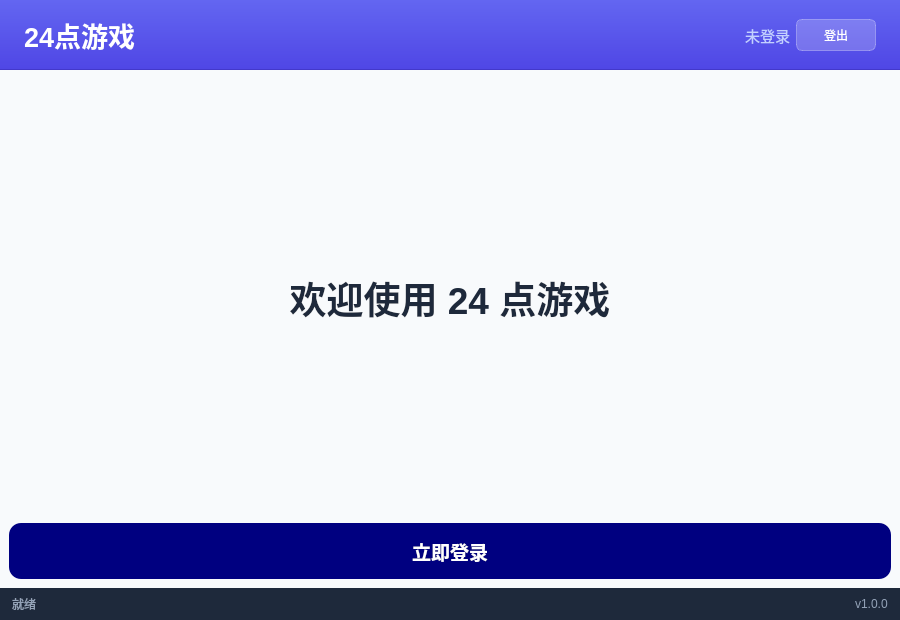
YinHY94/the_24_game, file mainwindow.ui: the form before one commit.
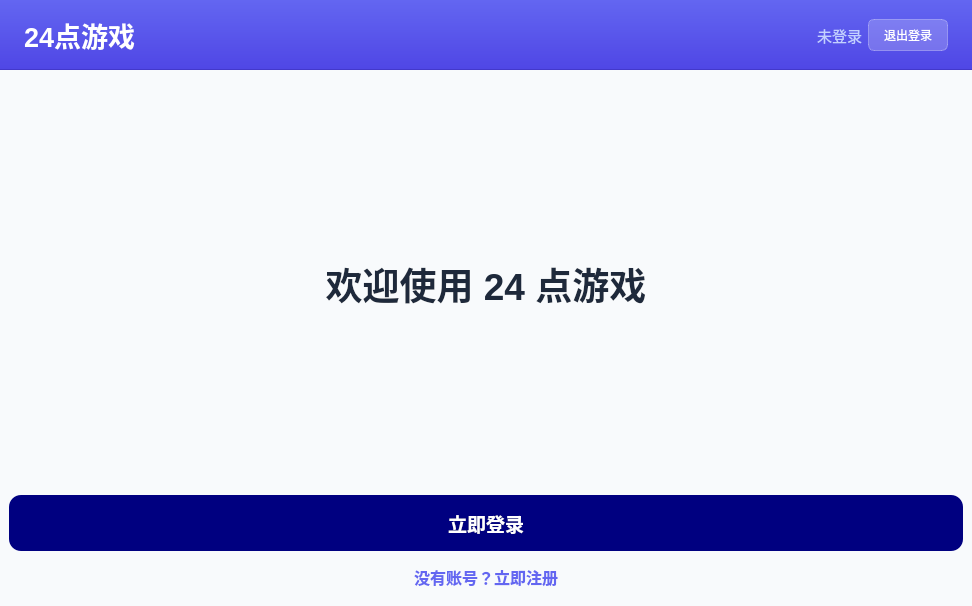
The form after the commit.

```diff
--- a/mainwindow.ui
+++ b/mainwindow.ui
@@ -6,8 +6,8 @@
    <rect>
     <x>0</x>
     <y>0</y>
-    <width>900</width>
-    <height>620</height>
+    <width>972</width>
+    <height>606</height>
    </rect>
   </property>
   <property name="windowTitle">
@@ -130,7 +130,7 @@
           </string>
          </property>
          <property name="text">
-          <string>登出</string>
+          <string>退出登录</string>
          </property>
         </widget>
        </item>
@@ -195,6 +195,55 @@
           </property>
          </widget>
         </item>
+        <item>
+         <widget class="QPushButton" name="registerBtn">
+          <property name="sizePolicy">
+           <sizepolicy hsizetype="Minimum" vsizetype="Fixed">
+            <horstretch>0</horstretch>
+            <verstretch>0</verstretch>
+           </sizepolicy>
+          </property>
+          <property name="minimumSize">
+           <size>
+            <width>0</width>
+            <height>40</height>
+           </size>
+          </property>
+          <property name="font">
+           <font>
+            <pointsize>12</pointsize>
+            <bold>true</bold>
+           </font>
+          </property>
+          <property name="cursor">
+           <cursorShape>PointingHandCursor</cursorShape>
+          </property>
+          <property name="styleSheet">
+           <string notr="true">
+            QPushButton {
+                color: #6366F1;
+                background: transparent;
+                border: none;
+                padding: 8px 16px;
+                border-radius: 6px;
+            }
+            QPushButton:hover {
+                background: rgba(99, 102, 241, 0.1);
+                color: #4F46E5;
+            }
+            QPushButton:pressed {
+                background: rgba(99, 102, 241, 0.2);
+            }
+        </string>
+          </property>
+          <property name="text">
+           <string>没有账号？立即注册</string>
+          </property>
+          <property name="flat">
+           <bool>true</bool>
+          </property>
+         </widget>
+        </item>
        </layout>
       </widget>
       <widget class="QWidget" name="pageMain">
@@ -215,58 +264,6 @@
       </widget>
      </widget>
     </item>
-    <item>
-     <widget class="QFrame" name="frameBottom">
-      <property name="maximumSize">
-       <size>
-        <width>16777215</width>
-        <height>32</height>
-       </size>
-      </property>
-      <property name="styleSheet">
-       <string notr="true">
-        background: #1E293B;
-        color: #94A3B8;
-        font-size: 12px;
-       </string>
-      </property>
-      <layout class="QHBoxLayout" name="horizontalLayout_bottom">
-       <property name="leftMargin">
-        <number>12</number>
-       </property>
-       <property name="rightMargin">
-        <number>12</number>
-       </property>
-       <item>
-        <widget class="QLabel" name="labelStatus">
-         <property name="text">
-          <string>就绪</string>
-         </property>
-        </widget>
-       </item>
-       <item>
-        <spacer name="horizontalSpacer_2">
-         <property name="orientation">
-          <enum>Qt::Orientation::Horizontal</enum>
-         </property>
-         <property name="sizeHint" stdset="0">
-          <size>
-           <width>40</width>
-           <height>20</height>
-          </size>
-         </property>
-        </spacer>
-       </item>
-       <item>
-        <widget class="QLabel" name="labelVersion">
-         <property name="text">
-          <string>v1.0.0</string>
-         </property>
-        </widget>
-       </item>
-      </layout>
-     </widget>
-    </item>
    </layout>
   </widget>
  </widget>
```
